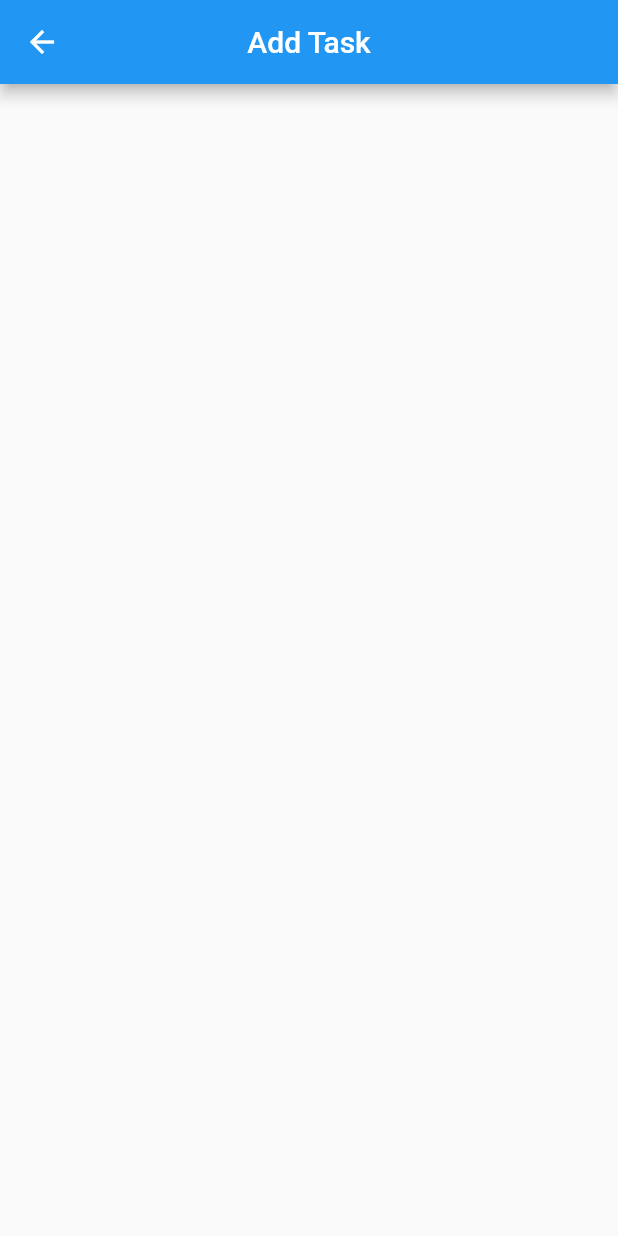
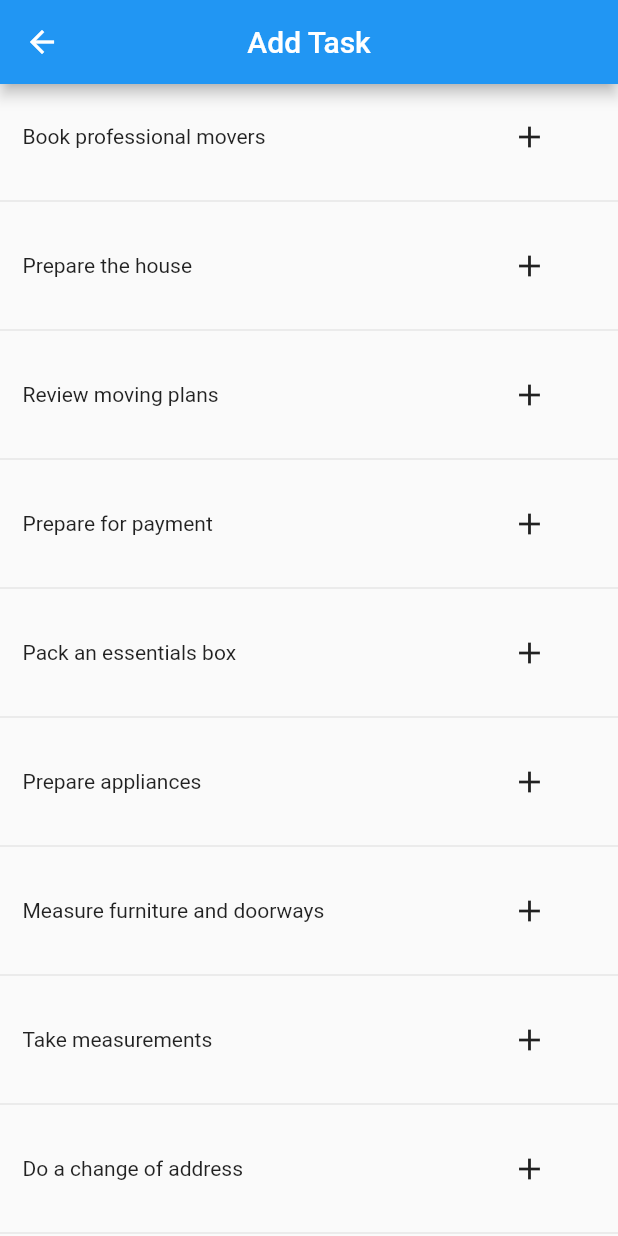
Before and after one commit to maciejbrzezinski/renest, a Flutter app: the AddTask screen opened directly, on a phone screen of 412 x 824 dp. Run offline on Flutter 3.47's test engine with Material 2 defaults, Android fonts, the phone set to English and light mode, and no system bars.

Commit message:
adding new tasks

```diff
--- a/lib/samples/sample_data.dart
+++ b/lib/samples/sample_data.dart
@@ -1,23 +1,25 @@
+import 'package:renest/models/idea.dart';
+
 class IdeaHub {
   static var ideas = generateIdeas();
 
-  static List<String> generateIdeas() {
-    var ideas = List<String>();
-    ideas.add("Book professional movers");
-    ideas.add("Prepare the house");
-    ideas.add("Review moving plans");
-    ideas.add("Prepare for payment");
-    ideas.add("Pack an essentials box");
-    ideas.add("Prepare appliances");
-    ideas.add("Measure furniture and doorways");
-    ideas.add("Take measurements");
-    ideas.add("Do a change of address");
-    ideas.add("Begin packing");
-    ideas.add("Order supplies");
+  static List<Idea> generateIdeas() {
+    var ideas = List<Idea>();
+    ideas.add(Idea("Book professional movers"));
+    ideas.add(Idea("Prepare the house"));
+    ideas.add(Idea("Review moving plans"));
+    ideas.add(Idea("Prepare for payment"));
+    ideas.add(Idea("Pack an essentials box"));
+    ideas.add(Idea("Prepare appliances"));
+    ideas.add(Idea("Measure furniture and doorways"));
+    ideas.add(Idea("Take measurements"));
+    ideas.add(Idea("Do a change of address"));
+    ideas.add(Idea("Begin packing"));
+    ideas.add(Idea("Order supplies"));
     return ideas;
   }
 
-  static void markIdeaAsAdded(String ideaName) {
-    ideas.remove(ideaName);
+  static void markIdeaAsAdded(Idea idea) {
+    ideas.remove(idea);
   }
 }
--- a/lib/screens/add_task.dart
+++ b/lib/screens/add_task.dart
@@ -1,6 +1,8 @@
 import 'package:flutter/cupertino.dart';
 import 'package:flutter/material.dart';
+import 'package:renest/models/idea.dart';
 import 'package:renest/samples/sample_data.dart';
+import 'package:renest/widgets/ideas_list.dart';
 
 class AddTask extends StatefulWidget {
   @override
@@ -9,7 +11,7 @@ class AddTask extends StatefulWidget {
 
 class AddTaskState extends State<AddTask> {
   final String title = "Add Task";
-  List<String> sampleIdeas = IdeaHub.ideas;
+  List<Idea> sampleIdeas = IdeaHub.ideas;
 
   @override
   Widget build(BuildContext context) {
@@ -18,7 +20,7 @@ class AddTaskState extends State<AddTask> {
         centerTitle: true,
         title: Text(title),
       ),
-      body: Center(),
+      body: IdeasList(sampleIdeas),
     );
   }
 }
--- /dev/null
+++ b/lib/widgets/ideas_list.dart
@@ -0,0 +1,130 @@
+import 'package:flutter/cupertino.dart';
+import 'package:flutter/material.dart';
+import 'package:renest/models/idea.dart';
+import 'package:renest/models/task.dart';
+import 'package:renest/samples/sample_data.dart';
+
+class IdeasList extends StatefulWidget {
+  final List<Idea> ideas;
+
+  IdeasList(this.ideas);
+
+  @override
+  IdeasListState createState() => IdeasListState();
+}
+
+class IdeasListState extends State<IdeasList> {
+  int clickedIndex;
+
+  @override
+  Widget build(BuildContext context) {
+    var ideas = widget.ideas;
+    return ListView.builder(
+        scrollDirection: Axis.vertical,
+        shrinkWrap: true,
+        itemCount: ideas.length,
+        itemBuilder: (BuildContext context, int index) {
+          Idea idea = ideas[index];
+          if (clickedIndex == index) return createClickedRow(idea);
+          return createNotClickedRow(idea, index);
+        });
+  }
+
+  Widget createNotClickedRow(Idea idea, int index) {
+    return Column(
+      children: <Widget>[
+        SizedBox(
+          height: 70,
+          child: Padding(
+            padding: const EdgeInsets.symmetric(horizontal: 15),
+            child: Row(
+              mainAxisAlignment: MainAxisAlignment.spaceBetween,
+              children: <Widget>[
+                Text(idea.name),
+                FlatButton(
+                  child: Icon(Icons.add),
+                  onPressed: () => clickIdea(index),
+                )
+              ],
+            ),
+          ),
+        ),
+        Divider()
+      ],
+    );
+  }
+
+  void clickIdea(int index) {
+    setState(() {
+      clickedIndex = index;
+    });
+  }
+
+  Widget createClickedRow(Idea idea) {
+    return Column(
+      children: <Widget>[
+        SizedBox(
+          height: 70,
+          child: Padding(
+            padding: const EdgeInsets.symmetric(horizontal: 10),
+            child: Row(
+              mainAxisAlignment: MainAxisAlignment.spaceBetween,
+              children: <Widget>[
+                createPriorityButton(idea, Priority.HIGH),
+                createPriorityButton(idea, Priority.MEDIUM),
+                createPriorityButton(idea, Priority.LOW),
+                FlatButton(
+                  child: Icon(Icons.cancel),
+                  onPressed: () => unClickIdea(),
+                ),
+              ],
+            ),
+          ),
+        ),
+        Divider()
+      ],
+    );
+  }
+
+  SizedBox createPriorityButton(Idea idea, Priority priority) {
+    String title;
+    Color color;
+    if (priority == Priority.HIGH) {
+      color = Colors.red;
+      title = "High";
+    } else if (priority == Priority.MEDIUM) {
+      color = Colors.green;
+      title = "Medium";
+    } else {
+      color = Colors.blue;
+      title = "Low";
+    }
+
+    return SizedBox(
+      width: 90,
+      child: FlatButton(
+        color: color,
+        child: Padding(
+          padding: const EdgeInsets.symmetric(vertical: 10),
+          child: Text(
+            title + " priority",
+            textAlign: TextAlign.center,
+          ),
+        ),
+        onPressed: () => createTask(idea, priority),
+      ),
+    );
+  }
+
+  createTask(Idea idea, Priority priority) {
+    var task = idea.generateTask(priority);
+    IdeaHub.markIdeaAsAdded(idea);
+    Navigator.of(context).pop(task);
+  }
+
+  unClickIdea() {
+    setState(() {
+      clickedIndex = null;
+    });
+  }
+}
```
